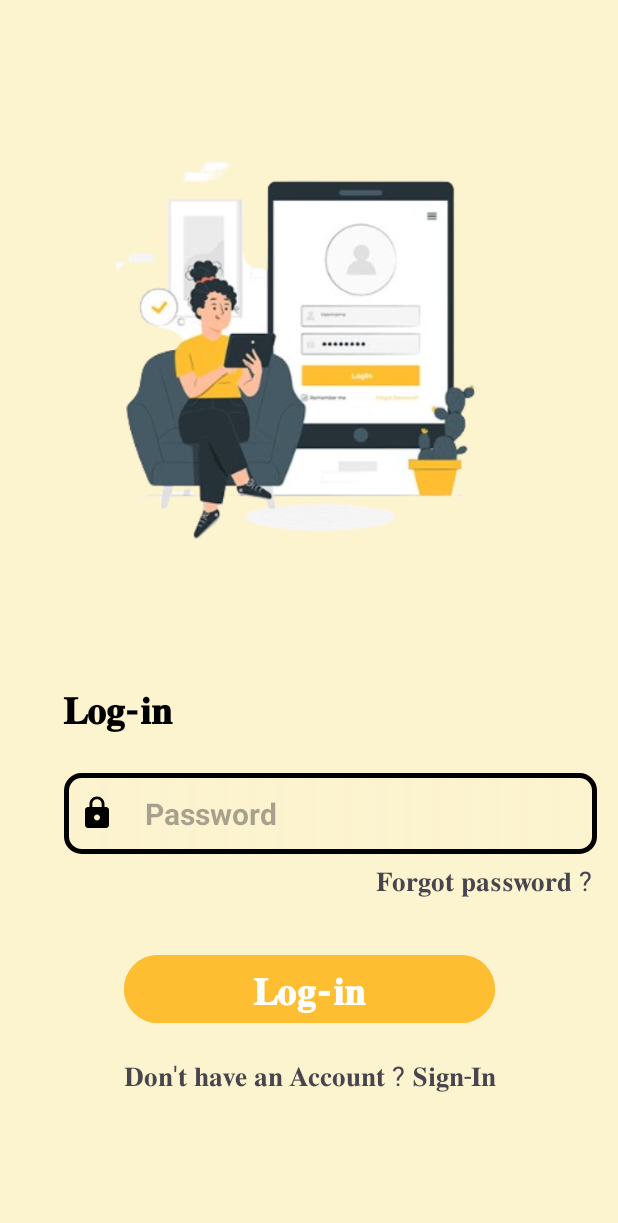
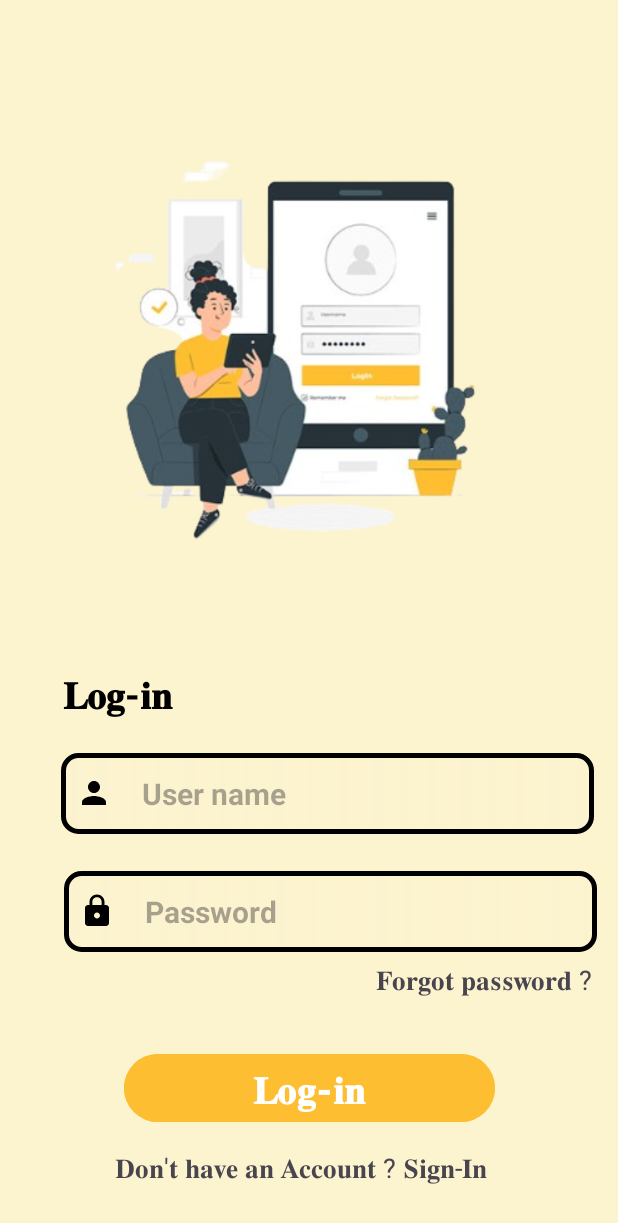
Before and after one commit to Shreya3624/Eat_meal, an Android app: the screen it shows after launch (login), after a tap on "𝐀𝐥𝐫𝐞𝐚𝐝𝐲 𝐣𝐨𝐢𝐧𝐞𝐝 ? 𝐋𝐨𝐠𝐢𝐧", on a phone screen of 412 x 824 dp. Shown: the top 1223 px of the screen. Run offline under Robolectric (Android 15) with nearby library versions, the phone set to English and light mode, and no system bars; 1 other tap on this screen came first.

Commit message:
Vlidation  commit

```diff
--- a/app/src/main/java/com/example/eat_easy/login.kt
+++ b/app/src/main/java/com/example/eat_easy/login.kt
@@ -5,6 +5,7 @@ import androidx.appcompat.app.AppCompatActivity
 import android.os.Bundle
 import android.view.View
 import android.widget.Button
+import android.widget.TextView
 
 class login : AppCompatActivity() {
     override fun onCreate(savedInstanceState: Bundle?) {
@@ -15,5 +16,10 @@ class login : AppCompatActivity() {
             val intent2 =Intent(this,home_page::class.java)
             startActivity(intent2)
         }
+        val text2:TextView=findViewById(R.id.text2)
+        text2.setOnClickListener{
+            val intent3 =Intent(this,sign_up::class.java)
+            startActivity(intent3)
+        }
     }
 }
--- a/app/src/main/java/com/example/eat_easy/sign_up.kt
+++ b/app/src/main/java/com/example/eat_easy/sign_up.kt
@@ -4,16 +4,54 @@ import android.content.Intent
 import androidx.appcompat.app.AppCompatActivity
 import android.os.Bundle
 import android.view.View
+import android.widget.Button
+import android.widget.EditText
 import android.widget.TextView
+import android.widget.Toast
 
 class sign_up : AppCompatActivity() {
     override fun onCreate(savedInstanceState: Bundle?) {
         super.onCreate(savedInstanceState)
         setContentView(R.layout.activity_sign_up)
+        val txt_uname:EditText=findViewById(R.id.txt_uname)
+        val txt_mail:EditText=findViewById(R.id.txt_mail)
+        val txt_pass:EditText=findViewById(R.id.txt_pass)
+        val txt_weight:EditText=findViewById(R.id.txt_weight)
+        val txt_height:EditText=findViewById(R.id.txt_height)
+        val txt_sign:TextView = findViewById(R.id.txt_sign)
         val txt1:TextView = findViewById(R.id.txt1)
         txt1.setOnClickListener {
             val intent1 = Intent(this,login::class.java)
             startActivity(intent1)
         }
+        val btn:Button=findViewById(R.id.btn)
+        btn.setOnClickListener {
+            if (txt_uname.text.toString().isEmpty()) {
+                txt_uname.setError("Field can't be empty!")
+            }
+            fun isValidEmail(email: String): Boolean {
+                val emailRegex = "^[A-Za-z0-9+_.-]+@[A-Za-z0-9.-]+$".toRegex()
+                return email.matches(emailRegex)
+            }
+            val emailInput = txt_mail.text.toString()
+
+            if (isValidEmail(emailInput)) {
+                val intent = Intent(this,home_page::class.java)
+                startActivity(intent)
+            } else {
+                txt_mail.setError("Please enter valid Email")
+            }
+            if(txt_pass.length()<6){
+                txt_pass.setError("Maximum 6 character required")
+            }
+            if (txt_weight.text.toString().isEmpty()) {
+                txt_weight.setError("Field can't be empty!")
+            }
+            if (txt_height.text.toString().isEmpty()) {
+                txt_height.setError("Field can't be empty!")
+            }
+        }
+
+
     }
 }
--- /dev/null
+++ b/app/src/main/res/drawable/baseline_email_24.xml
@@ -0,0 +1,5 @@
+<vector android:height="24dp" android:tint="#000000"
+    android:viewportHeight="24" android:viewportWidth="24"
+    android:width="24dp" xmlns:android="http://schemas.android.com/apk/res/android">
+    <path android:fillColor="@android:color/white" android:pathData="M20,4L4,4c-1.1,0 -1.99,0.9 -1.99,2L2,18c0,1.1 0.9,2 2,2h16c1.1,0 2,-0.9 2,-2L22,6c0,-1.1 -0.9,-2 -2,-2zM20,8l-8,5 -8,-5L4,6l8,5 8,-5v2z"/>
+</vector>
--- a/app/src/main/res/layout/activity_login.xml
+++ b/app/src/main/res/layout/activity_login.xml
@@ -23,25 +23,43 @@
         android:layout_width="173dp"
         android:layout_height="40dp"
         android:text="𝐋𝐨𝐠-𝐢𝐧"
+        android:textColor="@color/black"
         android:textSize="25dp"
-        android:textColor="@color/black"
         android:textStyle="bold"
         app:layout_constraintBottom_toBottomOf="parent"
         app:layout_constraintEnd_toEndOf="parent"
         app:layout_constraintHorizontal_bias="0.176"
         app:layout_constraintStart_toStartOf="parent"
         app:layout_constraintTop_toTopOf="parent"
-        app:layout_constraintVertical_bias="0.581" />
+        app:layout_constraintVertical_bias="0.568" />
+
+    <EditText
+        android:id="@+id/txt_uname"
+        android:layout_width="355dp"
+        android:layout_height="54dp"
+        android:background="@drawable/file"
+        android:drawableLeft="@drawable/baseline_person_24"
+        android:drawablePadding="20dp"
+        android:hint="User name"
+        android:padding="10dp"
+        android:textSize="20dp"
+        android:textStyle="bold"
+        app:layout_constraintBottom_toBottomOf="parent"
+        app:layout_constraintEnd_toEndOf="parent"
+        app:layout_constraintHorizontal_bias="0.714"
+        app:layout_constraintStart_toStartOf="parent"
+        app:layout_constraintTop_toTopOf="parent"
+        app:layout_constraintVertical_bias="0.652" />
 
     <EditText
         android:id="@+id/txt_pass"
         android:layout_width="355dp"
         android:layout_height="54dp"
         android:background="@drawable/file"
-        android:inputType="numberPassword"
         android:drawableLeft="@drawable/baseline_lock_24"
         android:drawablePadding="20dp"
         android:hint="Password"
+        android:inputType="numberPassword"
         android:padding="10dp"
         android:textSize="20dp"
         android:textStyle="bold"
@@ -50,7 +68,7 @@
         app:layout_constraintHorizontal_bias="0.75"
         app:layout_constraintStart_toStartOf="parent"
         app:layout_constraintTop_toTopOf="parent"
-        app:layout_constraintVertical_bias="0.669" />
+        app:layout_constraintVertical_bias="0.754" />
 
     <TextView
         android:id="@+id/txt_frg"
@@ -63,7 +81,7 @@
         app:layout_constraintHorizontal_bias="1.0"
         app:layout_constraintStart_toStartOf="parent"
         app:layout_constraintTop_toTopOf="parent"
-        app:layout_constraintVertical_bias="0.733" />
+        app:layout_constraintVertical_bias="0.817" />
 
     <Button
         android:id="@+id/btn"
@@ -78,7 +96,7 @@
         app:layout_constraintEnd_toEndOf="parent"
         app:layout_constraintStart_toStartOf="parent"
         app:layout_constraintTop_toTopOf="parent"
-        app:layout_constraintVertical_bias="0.821" />
+        app:layout_constraintVertical_bias="0.907" />
 
     <TextView
         android:id="@+id/text2"
@@ -88,8 +106,8 @@
         android:textSize="18dp"
         app:layout_constraintBottom_toBottomOf="parent"
         app:layout_constraintEnd_toEndOf="parent"
-        app:layout_constraintHorizontal_bias="0.694"
+        app:layout_constraintHorizontal_bias="0.644"
         app:layout_constraintStart_toStartOf="parent"
         app:layout_constraintTop_toTopOf="parent"
-        app:layout_constraintVertical_bias="0.898" />
+        app:layout_constraintVertical_bias="0.976" />
 </androidx.constraintlayout.widget.ConstraintLayout>
--- a/app/src/main/res/layout/activity_recipelist.xml
+++ b/app/src/main/res/layout/activity_recipelist.xml
@@ -9,5 +9,5 @@
         android:layout_width="match_parent"
         android:layout_height="match_parent"
         android:id="@+id/gv_desc"
-        android:numColumns="2"/>
+        android:numColumns="2" />
 </RelativeLayout>
--- a/app/src/main/res/layout/fragment_home.xml
+++ b/app/src/main/res/layout/fragment_home.xml
@@ -46,7 +46,7 @@
                         android:textStyle="bold" />
 
                     <Button
-                        android:id="@+id/btn_1"
+                        android:id="@+id/btn_inidan"
                         android:layout_width="148dp"
                         android:layout_height="50dp"
                         android:layout_marginLeft="10dp"
@@ -90,7 +90,7 @@
                         android:textStyle="bold" />
 
                     <Button
-                        android:id="@+id/btn_2"
+                        android:id="@+id/btn_italian"
                         android:layout_width="148dp"
                         android:layout_height="50dp"
                         android:layout_marginLeft="10dp"
@@ -137,7 +137,7 @@
                         android:textStyle="bold" />
 
                     <Button
-                        android:id="@+id/btn_3"
+                        android:id="@+id/btn_maxican"
                         android:layout_width="148dp"
                         android:layout_height="50dp"
                         android:layout_marginLeft="10dp"
```
Also changed, not shown: app/src/main/java/com/example/eat_easy/home.kt (+17 -2 lines), app/src/main/java/com/example/eat_easy/recipelist.kt (+53 -10 lines), app/src/main/res/layout/activity_sign_up.xml (+6 -6 lines), app/src/main/res/layout/desc_adapter.xml (+16 -13 lines), app/src/main/res/drawable/bhindi.jpg (added), app/src/main/res/drawable/biryani.jpg (added), app/src/main/res/drawable/chole.jpg (added), app/src/main/res/drawable/dal.jpeg (added), app/src/main/res/drawable/jeera_aloo.jpg (added), app/src/main/res/drawable/paneer.jpg (added).
